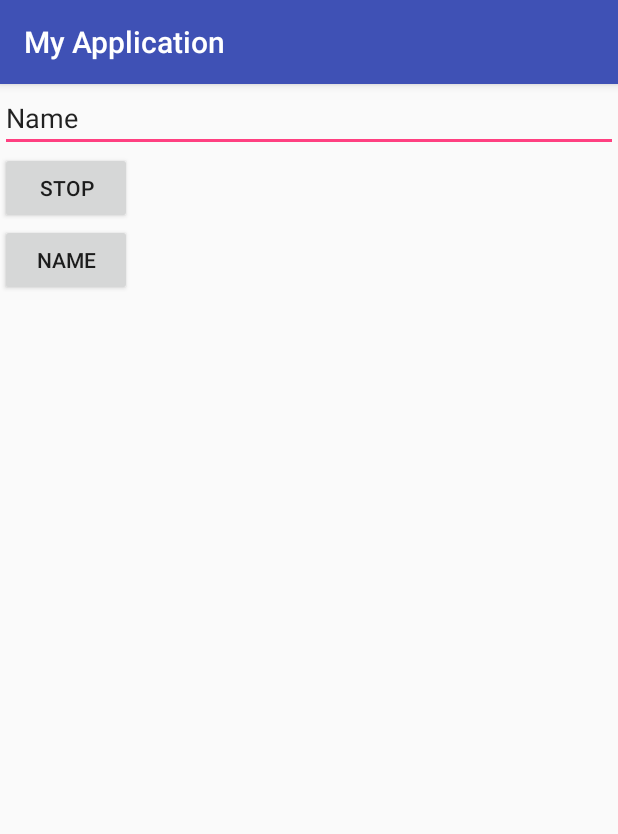
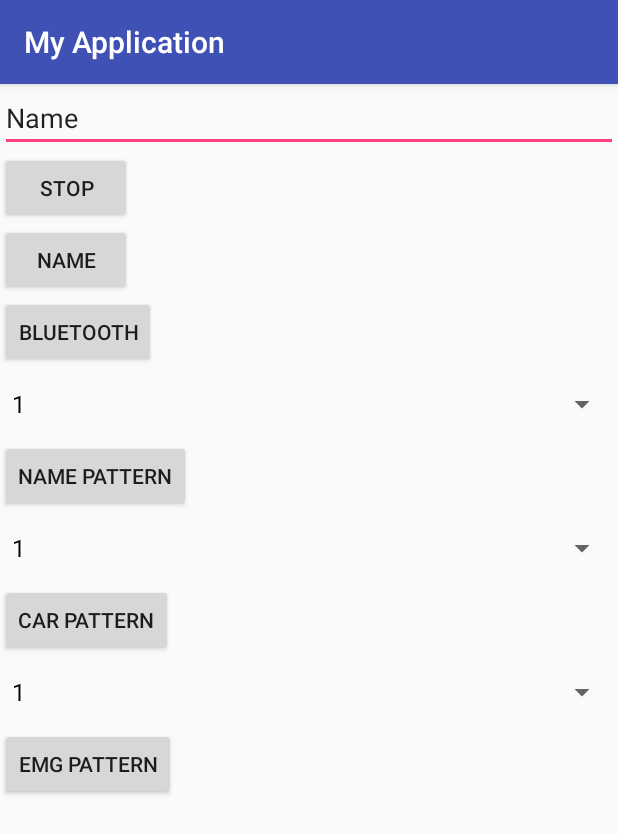
Before and after one commit to SungHo1999/LIFULL, an Android app: the screen it shows after launch (MainActivity), after a tap on "START", on a phone screen of 412 x 824 dp. Shown: the top 834 px of the screen. Run offline under Robolectric (Android 15) with nearby library versions, the phone set to English and light mode, and no system bars; libraries missing offline, so code that uses them is left out: com.gun0912.tedpermission; 2 statements that could not run were skipped.

Commit message:
정 동영
안드로이드 패턴전송 코드

```diff
--- a/MyApplication/app/src/main/java/com/lifull/myapplication/MainActivity.java
+++ b/MyApplication/app/src/main/java/com/lifull/myapplication/MainActivity.java
@@ -8,10 +8,9 @@ import android.bluetooth.BluetoothSocket;
 import android.content.Context;
 import android.content.DialogInterface;
 import android.content.Intent;
+import android.media.AudioManager;
 import android.os.Handler;
-import android.os.Looper;
 import android.os.Message;
-import android.os.Vibrator;
 import android.speech.RecognitionListener;
 import android.speech.RecognizerIntent;
 import android.speech.SpeechRecognizer;
@@ -19,14 +18,12 @@ import android.support.v7.app.AlertDialog;
 import android.support.v7.app.AppCompatActivity;
 import android.os.Bundle;
 import android.view.View;
+import android.widget.ArrayAdapter;
 import android.widget.EditText;
+import android.widget.Spinner;
 import android.widget.TextView;
 import android.widget.Toast;
-import android.view.View.OnClickListener;
 import android.widget.Button;
-import android.widget.ImageView;
-import android.os.Bundle;
-import android.util.Log;
 
 import com.gun0912.tedpermission.PermissionListener;
 import com.gun0912.tedpermission.TedPermission;
@@ -45,7 +42,7 @@ public class MainActivity extends AppCompatActivity {
     int mPariedDeviceCount = 0;
     Set<BluetoothDevice> mDevices;
     BluetoothAdapter mBluetoothAdapter;
-
+    AudioManager audio;
     BluetoothDevice mRemoteDevie;
     BluetoothSocket mSocket = null;
     OutputStream mOutputStream;
@@ -62,11 +59,13 @@ public class MainActivity extends AppCompatActivity {
     boolean nCount=false;
     String resultText;
     Button bt1,bt2;
+    Button blueTooth,pt1,pt2,pt3;
     boolean started = false;
     boolean speech = false;
-    boolean timec = false;
-    TextView tv;
-    TextView tv1;
+
+    ArrayAdapter<CharSequence> adspin;
+
+    Spinner ptB1,ptB2,ptB3;
 
     long now ;
     Date date ;
@@ -74,23 +73,39 @@ public class MainActivity extends AppCompatActivity {
     String getTime ;
 
     Intent i;
-    Vibrator vibrator;
     SpeechRecognizer mRecognizer;
     Context mContext;
     @Override
     protected void onCreate(Bundle savedInstanceState) {
         super.onCreate(savedInstanceState);
         setContentView(R.layout.activity_main);
-         vibrator = (Vibrator)getSystemService(Context.VIBRATOR_SERVICE);
+        adspin = ArrayAdapter.createFromResource(this,R.array.pattern,R.layout.support_simple_spinner_dropdown_item);
         edName = (EditText) findViewById(R.id.editText);
         bt1 = (Button)findViewById(R.id.bt1);
         bt2 = (Button)findViewById(R.id.bt2) ;
-         now = System.currentTimeMillis();
+        blueTooth = (Button)findViewById(R.id.blueTooth) ;
+        pt1 = (Button)findViewById(R.id.pt1);
+        pt2 = (Button)findViewById(R.id.pt2);
+        pt3 = (Button)findViewById(R.id.pt3);
+        ptB1 = (Spinner)findViewById(R.id.ptB1);
+        ptB2 = (Spinner)findViewById(R.id.ptB2);
+        ptB3 = (Spinner)findViewById(R.id.ptB3);
+        ptB1.setAdapter(adspin);
+        ptB2.setAdapter(adspin);
+        ptB3.setAdapter(adspin);
+        now = System.currentTimeMillis();
        date = new Date(now);
          sdf = new SimpleDateFormat("HHmmss");
         getTime = sdf.format(date);
-
-
+        audio = (AudioManager) getSystemService(Context.AUDIO_SERVICE);
+        View.OnClickListener listener3 = new View.OnClickListener()
+        {
+            public void onClick(View view)
+            {
+                checkBluetooth();
+            }
+        };
+        blueTooth.setOnClickListener(listener3);
         View.OnClickListener listener1 = new View.OnClickListener()
         {
             public void onClick(View view)
@@ -118,15 +133,77 @@ public class MainActivity extends AppCompatActivity {
                     speech = true;
                     bt1.setText("Stop");
                     mRecognizer.startListening(i);
-                    if (!timec) {
-                        timec = true;
-                        sendData(getTime);
-                        Toast.makeText(MainActivity.this,getTime,Toast.LENGTH_SHORT).show();
-                    }
+
+                    sendData(getTime);
+                    audio.setRingerMode(AudioManager.RINGER_MODE_VIBRATE);
+                    audio.setStreamVolume(AudioManager.STREAM_MUSIC,0,AudioManager.FLAG_VIBRATE);
+
                 }
             }
         };
-
+        View.OnClickListener ptListener = new View.OnClickListener()
+        {
+            public void onClick(View view)
+            {
+                String value = ptB1.getSelectedItem().toString();
+                if (value.equals("1"))
+                {
+                    sendData("b");
+                    Toast.makeText(MainActivity.this, "1", Toast.LENGTH_SHORT).show();
+                }
+                else if (value.equals("2"))
+                {
+                    sendData("c");
+                    Toast.makeText(MainActivity.this, "2", Toast.LENGTH_SHORT).show();
+                }
+                else if (value.equals("3"))
+                {
+                    sendData("d");
+                    Toast.makeText(MainActivity.this, "3", Toast.LENGTH_SHORT).show();
+                }
+            }
+        };
+        View.OnClickListener ptListener2 = new View.OnClickListener()
+        {
+            public void onClick(View view)
+            {
+                String value = ptB2.getSelectedItem().toString();
+                if (value.equals("1"))
+                {
+                    sendData("e");
+                }
+                else if (value.equals("2"))
+                {
+                    sendData("f");
+                }
+                else if (value.equals("3"))
+                {
+                    sendData("g");
+                }
+            }
+        };
+        View.OnClickListener ptListener3 = new View.OnClickListener()
+        {
+            public void onClick(View view)
+            {
+                String value = ptB3.getSelectedItem().toString();
+                if (value.equals("1"))
+                {
+                    sendData("h");
+                }
+                else if (value.equals("2"))
+                {
+                    sendData("i");
+                }
+                else if (value.equals("3"))
+                {
+                    sendData("j");
+                }
+            }
+        };
+        pt1.setOnClickListener(ptListener);
+        pt2.setOnClickListener(ptListener2);
+        pt3.setOnClickListener(ptListener3);
         bt1.setOnClickListener(listener2);
         //SpeechRecognizer의 초기화
         i = new Intent(RecognizerIntent.ACTION_RECOGNIZE_SPEECH);
@@ -160,7 +237,7 @@ public class MainActivity extends AppCompatActivity {
 
                 .check();
 
-        checkBluetooth();
+
 
     }
 
@@ -422,7 +499,7 @@ public class MainActivity extends AppCompatActivity {
                     selectDevice();
                 }
                 else if(resultCode == RESULT_CANCELED) { // 블루투스 비활성화 상태 (종료)
-                    Toast.makeText(getApplicationContext(), "블루투수를 사용할 수 없어 프로그램을 종료합니다", Toast.LENGTH_LONG).show();
+                    Toast.makeText(getApplicationContext(), "블루투스를 사용할 수 없어 프로그램을 종료합니다", Toast.LENGTH_LONG).show();
 
                 }
                 break;
--- a/MyApplication/app/src/main/res/layout/activity_main.xml
+++ b/MyApplication/app/src/main/res/layout/activity_main.xml
@@ -31,4 +31,53 @@
         android:layout_width="wrap_content"
         android:layout_height="wrap_content" />
 
+    <Button
+        android:id="@+id/blueTooth"
+        android:layout_width="wrap_content"
+        android:layout_height="wrap_content"
+        android:text="Bluetooth" />
+
+    <LinearLayout
+        android:layout_width="match_parent"
+        android:layout_height="match_parent"
+        android:orientation="vertical">
+
+
+        <Spinner
+            android:id="@+id/ptB1"
+            android:layout_width="match_parent"
+            android:layout_height="wrap_content" />
+
+        <Button
+            android:id="@+id/pt1"
+            android:layout_width="wrap_content"
+            android:layout_height="wrap_content"
+            android:text="name Pattern" />
+
+        <Spinner
+            android:id="@+id/ptB2"
+            android:layout_width="match_parent"
+            android:layout_height="wrap_content" />
+
+        <Button
+            android:id="@+id/pt2"
+            android:layout_width="wrap_content"
+            android:layout_height="wrap_content"
+            android:text="car Pattern" />
+
+        <Spinner
+            android:id="@+id/ptB3"
+            android:layout_width="match_parent"
+            android:layout_height="wrap_content" />
+
+        <Button
+            android:id="@+id/pt3"
+            android:layout_width="wrap_content"
+            android:layout_height="wrap_content"
+            android:text="emg Pattern" />
+
+    </LinearLayout>
+
+
+
 </LinearLayout>
--- /dev/null
+++ b/MyApplication/app/src/main/res/values/array.xml
@@ -0,0 +1,9 @@
+<?xml version="1.0" encoding="utf-8"?>
+<resources>
+    <string-array name="pattern">
+        <item>1</item>
+        <item>2</item>
+        <item>3</item>
+    </string-array>
+
+</resources>
```
